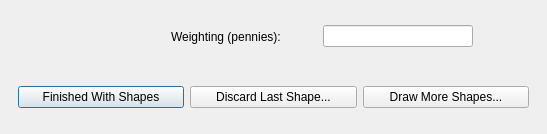
Before: the Qt Designer form cobi_loreto/Interview/drawconsscience.ui in Ecotrust/openoceanmap-desktop, drawn with Qt 5.
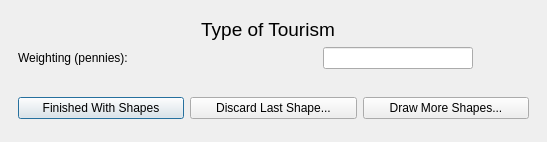
After: the same form once the commit is applied.

Diff of the .ui file:
```diff
--- a/cobi_loreto/Interview/drawconsscience.ui
+++ b/cobi_loreto/Interview/drawconsscience.ui
@@ -7,7 +7,7 @@
     <x>0</x>
     <y>0</y>
     <width>547</width>
-    <height>134</height>
+    <height>142</height>
    </rect>
   </property>
   <property name="windowTitle" >
@@ -34,8 +34,8 @@
    </property>
    <item row="0" column="0" >
     <widget class="QWidget" native="1" name="widget_2" >
-     <layout class="QHBoxLayout" >
-      <item>
+     <layout class="QGridLayout" >
+      <item row="0" column="0" >
        <widget class="QLabel" name="type_label" >
         <property name="minimumSize" >
          <size>
@@ -49,11 +49,21 @@
           <height>16777215</height>
          </size>
         </property>
+        <property name="font" >
+         <font>
+          <pointsize>14</pointsize>
+         </font>
+        </property>
         <property name="text" >
-         <string/>
+         <string>Type of Tourism</string>
+        </property>
+        <property name="alignment" >
+         <set>Qt::AlignCenter</set>
         </property>
        </widget>
       </item>
+      <item row="1" column="0" >
+       <layout class="QHBoxLayout" >
       <item>
        <widget class="QLabel" name="penny_label" >
         <property name="text" >
@@ -97,26 +107,28 @@
        </widget>
       </item>
      </layout>
+      </item>
+     </layout>
     </widget>
    </item>
-   <item row="2" column="0" >
+   <item rowspan="2" row="1" column="0" >
     <widget class="QWidget" native="1" name="widget" >
-     <layout class="QHBoxLayout" >
-      <item>
+     <layout class="QGridLayout" >
+      <item row="0" column="0" >
        <widget class="QPushButton" name="pbnShapeFinished" >
         <property name="text" >
          <string>Finished With Shapes</string>
         </property>
        </widget>
       </item>
-      <item>
+      <item row="0" column="1" >
        <widget class="QPushButton" name="pbnShapeDiscard" >
         <property name="text" >
          <string>Discard Last Shape...</string>
         </property>
        </widget>
       </item>
-      <item>
+      <item row="0" column="2" >
        <widget class="QPushButton" name="pbnMoreShapes" >
         <property name="text" >
          <string>Draw More Shapes...</string>
```
Lines whose indentation alone changed are shown as unchanged.
